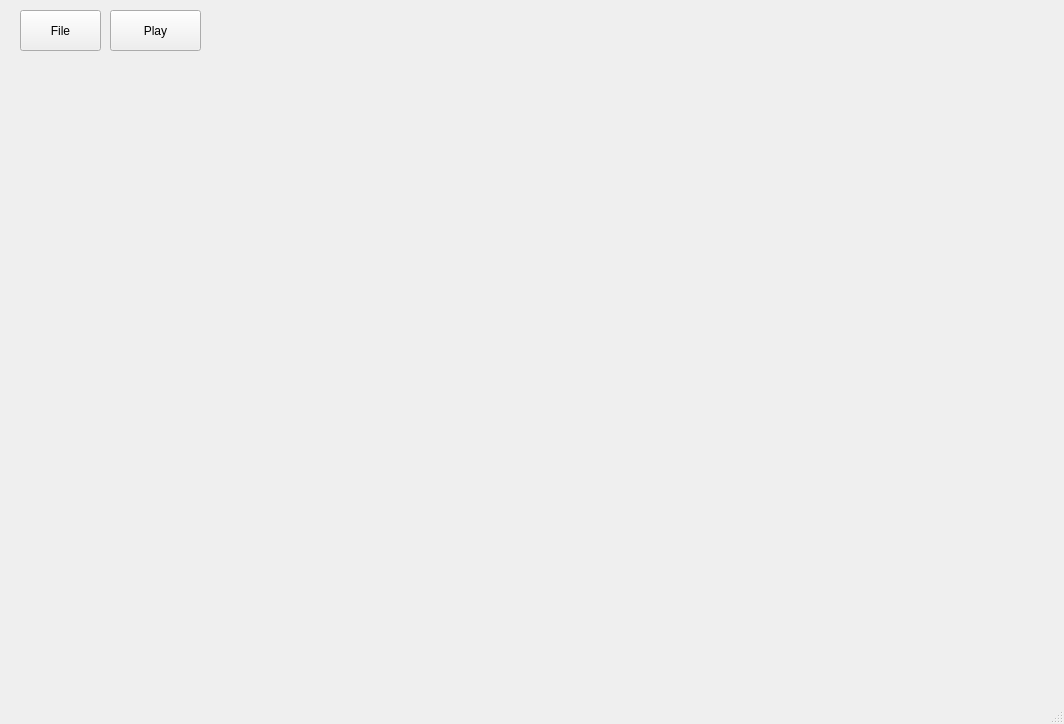
The window that Test 1/mainwindow.ui (tonton96/Object-tracking) describes before a commit, drawn with Qt 5.
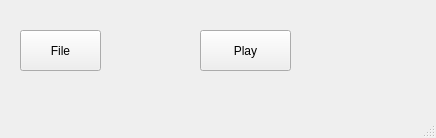
The same window after the commit.

What changed in the file:
```diff
--- a/Test 1/mainwindow.ui
+++ b/Test 1/mainwindow.ui
@@ -6,8 +6,8 @@
    <rect>
     <x>0</x>
     <y>0</y>
-    <width>1064</width>
-    <height>724</height>
+    <width>436</width>
+    <height>138</height>
    </rect>
   </property>
   <property name="windowTitle">
@@ -31,7 +31,7 @@
     <property name="geometry">
      <rect>
       <x>20</x>
-      <y>10</y>
+      <y>30</y>
       <width>81</width>
       <height>41</height>
      </rect>
@@ -43,8 +43,8 @@
    <widget class="QPushButton" name="pushButton_2">
     <property name="geometry">
      <rect>
-      <x>110</x>
-      <y>10</y>
+      <x>200</x>
+      <y>30</y>
       <width>91</width>
       <height>41</height>
      </rect>
```
Left out of the diff: 23 changed lines with no effect on the pictures. Lines whose indentation alone changed are shown as unchanged.
